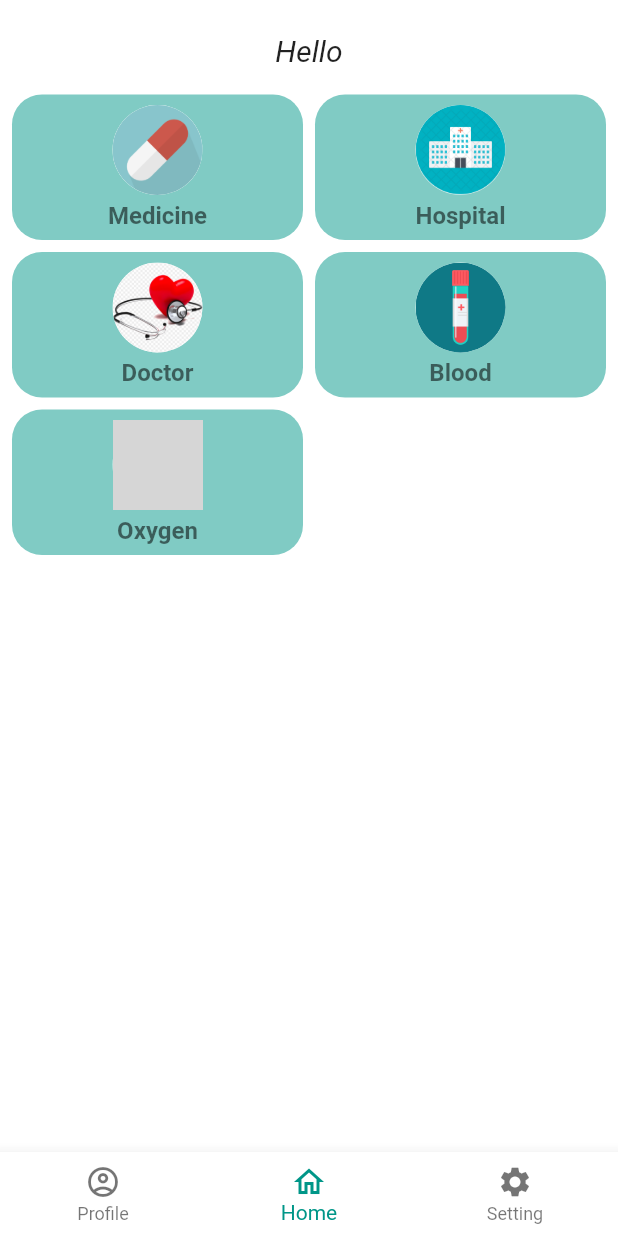
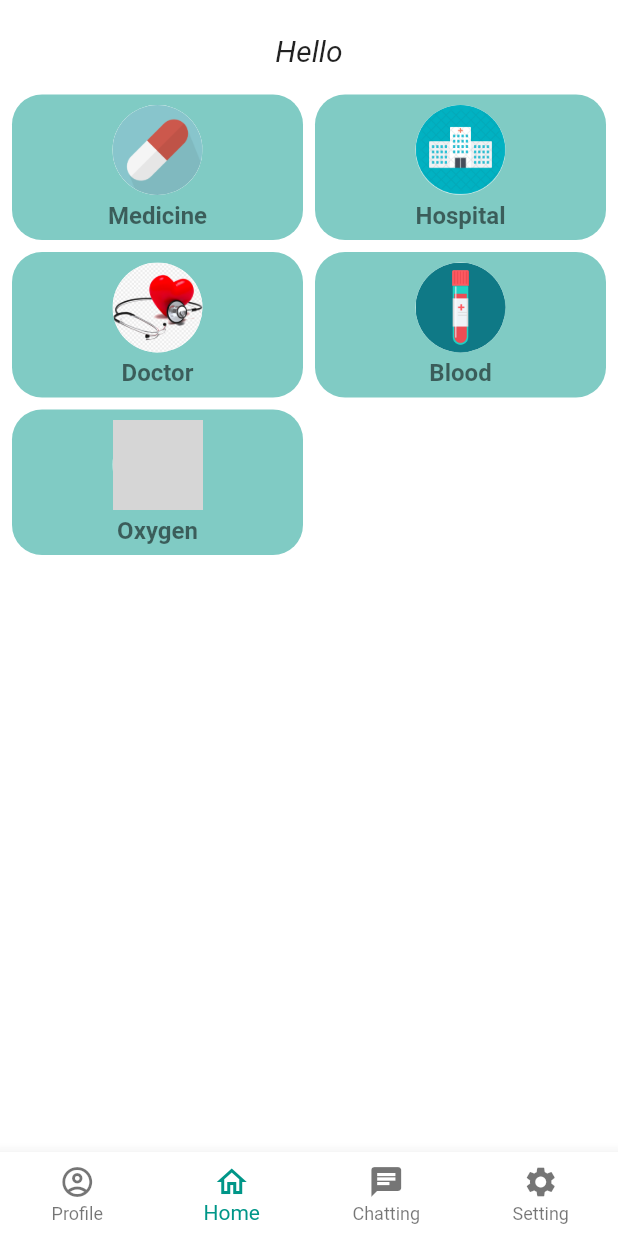
Before and after one commit to fatima-tuz-zhohra/Medical-Support-Finder, a Flutter app: the HomePage screen opened by its route, on a phone screen of 412 x 824 dp. Run offline on Flutter 3.47's test engine with Material 2 defaults, Android fonts, the phone set to English and light mode, and no system bars; our stand-ins replace bloc, cloud_firestore, firebase_auth, firebase_core, flutter_bloc, flutter_signin_button and 1 more; accounts and stored records are empty; Roboto replaces fonts that are missing (Italy, Poppins); grey boxes are pictures that could not be loaded.

Commit message:
adding chat navigator

```diff
--- a/lib/authentication/login/loginPage.dart
+++ b/lib/authentication/login/loginPage.dart
@@ -4,7 +4,7 @@ import 'package:flutter_bloc/flutter_bloc.dart';
 import 'package:msf/authentication/login/bloc/login_bloc.dart';
 import 'package:msf/authentication/signup/signupPage.dart';
 import 'package:msf/data/constant.dart';
-import 'package:msf/home/home_main/homepage.dart';
+import 'package:msf/home/home_navigation/homepage.dart';
 import 'package:msf/widgets/input_field.dart';
 import 'package:msf/widgets/rounded_button.dart';
 import 'package:flutter_signin_button/flutter_signin_button.dart';
--- a/lib/authentication/signup/signupPage.dart
+++ b/lib/authentication/signup/signupPage.dart
@@ -2,7 +2,7 @@ import 'package:flutter/material.dart';
 import 'package:flutter_bloc/flutter_bloc.dart';
 import 'package:msf/authentication/login/loginPage.dart';
 import 'package:msf/authentication/signup/bloc/signup_bloc.dart';
-import 'package:msf/home/home_main/homepage.dart';
+import 'package:msf/home/home_navigation/homepage.dart';
 import 'package:msf/widgets/input_field.dart';
 import 'package:msf/widgets/rounded_button.dart';
 
--- a/lib/authentication/splash/splash.dart
+++ b/lib/authentication/splash/splash.dart
@@ -2,8 +2,7 @@ import 'package:flutter/material.dart';
 import 'package:flutter_bloc/flutter_bloc.dart';
 import 'package:msf/authentication/bloc/user_bloc.dart';
 import 'package:msf/authentication/login/loginPage.dart';
-import 'package:msf/home/home_main/homepage.dart';
-import 'package:provider/provider.dart';
+import 'package:msf/home/home_navigation/homepage.dart';
 
 class SplashPage extends StatelessWidget {
   static const PATH = "/splash";
--- /dev/null
+++ b/lib/home/home_navigation/chat.dart
@@ -0,0 +1,15 @@
+import 'package:flutter/material.dart';
+
+class Chatting extends StatefulWidget {
+  const Chatting({Key? key}) : super(key: key);
+
+  @override
+  _ChattingState createState() => _ChattingState();
+}
+
+class _ChattingState extends State<Chatting> {
+  @override
+  Widget build(BuildContext context) {
+    return Container();
+  }
+}
--- a/lib/home/home_main/homepage.dart
+++ b/lib/home/home_navigation/homepage.dart
@@ -7,7 +7,7 @@ import 'package:msf/home/category/doctor/doctor_main_screen.dart';
 import 'package:msf/home/category/hospital/hospital_main_screen.dart';
 import 'package:msf/home/category/medicine/medicine_main_screen.dart';
 import 'package:msf/home/category/oxygen/oxygen_main_screen.dart';
-import 'package:msf/home/home_main/homepage_navigator.dart';
+import 'package:msf/home/home_navigation/homepage_navigator.dart';
 import 'package:msf/widgets/grid_item.dart';
 
 class HomePage extends StatefulWidget {
--- a/lib/home/home_main/homepage_navigator.dart
+++ b/lib/home/home_navigation/homepage_navigator.dart
@@ -1,6 +1,9 @@
 import 'package:flutter/material.dart';
-import 'package:msf/home/home_main/settings/profile.dart';
-import 'package:msf/home/home_main/settings/setting.dart';
+
+import 'package:msf/home/home_navigation/settings/profile.dart';
+import 'package:msf/home/home_navigation/settings/setting.dart';
+
+import 'chat.dart';
 
 class HomepageNavigator extends StatefulWidget {
   const HomepageNavigator({Key? key}) : super(key: key);
@@ -14,6 +17,7 @@ class _HomepageNavigatorState extends State<HomepageNavigator> {
   Widget build(BuildContext context) {
     return BottomNavigationBar(
       currentIndex: 1,
+      type: BottomNavigationBarType.fixed,
       onTap: (index) {
         if (index == 0) {
           Navigator.push(context, MaterialPageRoute(builder: (context) {
@@ -21,6 +25,12 @@ class _HomepageNavigatorState extends State<HomepageNavigator> {
           }));
         } else if (index == 1) {
         } else if (index == 2) {
+          Navigator.push(context, MaterialPageRoute(
+            builder: (context) {
+              return Chatting();
+            },
+          ));
+        } else if (index == 3) {
           Navigator.push(context, MaterialPageRoute(
             builder: (context) {
               return SettingScreen();
@@ -38,6 +48,10 @@ class _HomepageNavigatorState extends State<HomepageNavigator> {
           label: 'Home',
         ),
         BottomNavigationBarItem(
+          icon: Icon(Icons.chat),
+          label: 'Chatting',
+        ),
+        BottomNavigationBarItem(
           icon: Icon(Icons.settings),
           label: 'Setting',
         ),
--- a/lib/routes.dart
+++ b/lib/routes.dart
@@ -1,6 +1,6 @@
 import 'authentication/login/loginPage.dart';
 import 'authentication/splash/splash.dart';
-import 'home/home_main/homepage.dart';
+import 'home/home_navigation/homepage.dart';
 
 final appRoutes = {
   SplashPage.PATH : (context) => SplashPage(),
```
Also changed, not shown: lib/home/home_navigation/settings/profile.dart (renamed from lib/home/home_main/settings/profile.dart), lib/home/home_navigation/settings/setting.dart (renamed from lib/home/home_main/settings/setting.dart).
